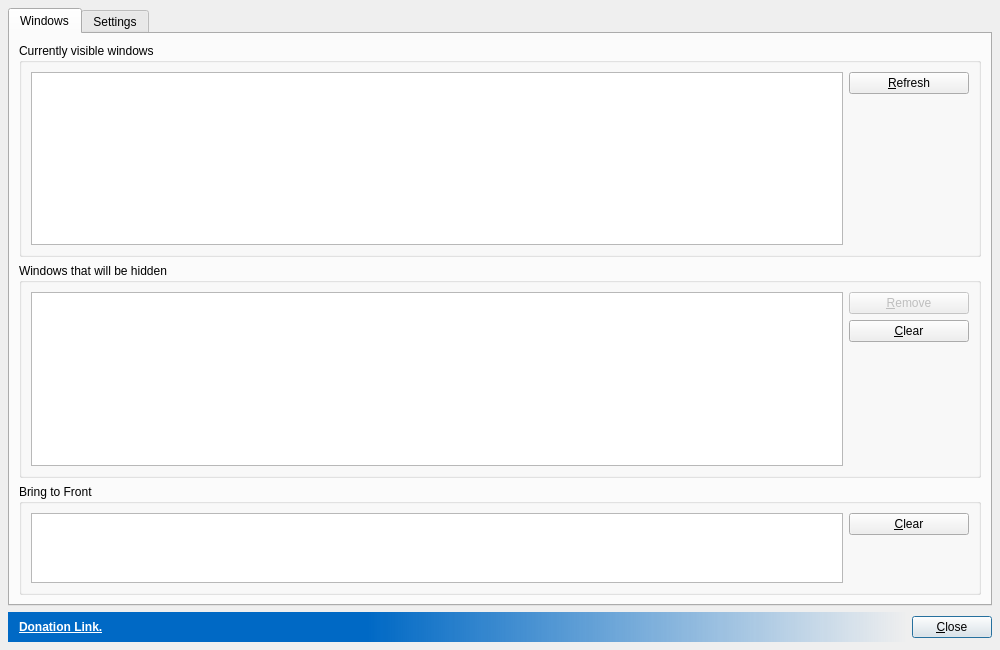
This is src/bosskeydialog.ui in solaristhesun/bosskey as Qt 5 draws it before an edit. The edited form follows.
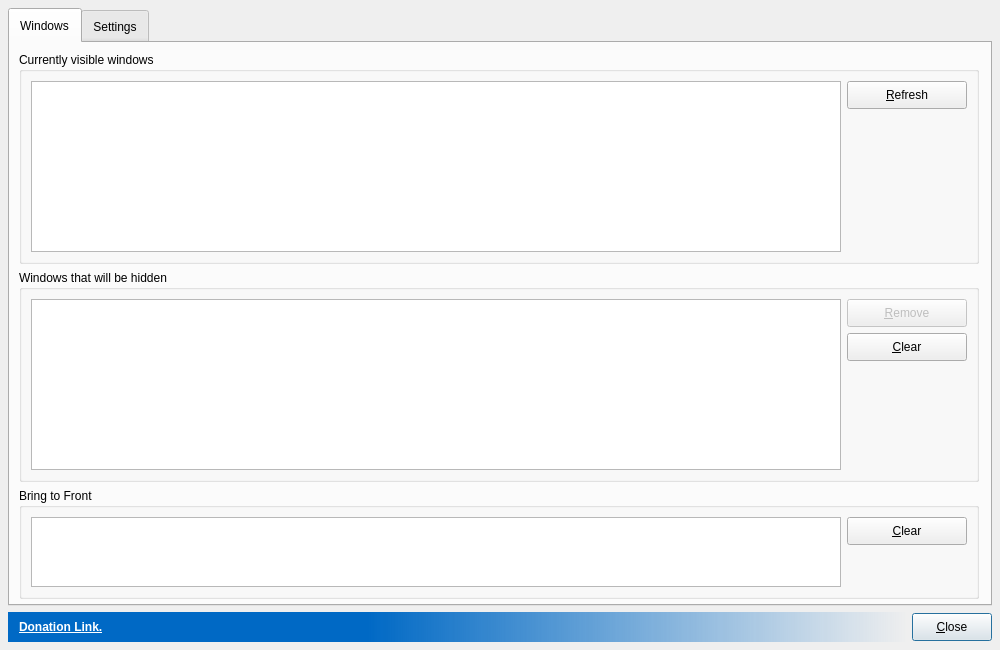
This is the edited form. Icons and pictures are not drawn. Custom widgets are drawn as their Qt base class.

Patch:
```diff
--- a/src/bosskeydialog.ui
+++ b/src/bosskeydialog.ui
@@ -17,6 +17,9 @@
    <iconset resource="../assets/bosskey.qrc">
     <normaloff>:/appicon/leader.svg</normaloff>:/appicon/leader.svg</iconset>
   </property>
+  <property name="styleSheet">
+   <string notr="true">QPushButton { height: 20px; }</string>
+  </property>
   <property name="sizeGripEnabled">
    <bool>false</bool>
   </property>
@@ -41,6 +44,9 @@
    </property>
    <item>
     <widget class="QTabWidget" name="tabWidget">
+     <property name="styleSheet">
+      <string notr="true">QTabBar::tab { height: 35px; }</string>
+     </property>
      <property name="tabPosition">
       <enum>QTabWidget::North</enum>
      </property>
@@ -58,13 +64,15 @@
       <attribute name="title">
        <string>Windows</string>
       </attribute>
-      <layout class="QVBoxLayout" name="verticalLayout_4">
-       <item>
-        <widget class="QSplitter" name="splitter">
-         <property name="orientation">
-          <enum>Qt::Horizontal</enum>
-         </property>
          <widget class="QWidget" name="layoutWidget">
+       <property name="geometry">
+        <rect>
+         <x>9</x>
+         <y>9</y>
+         <width>960</width>
+         <height>547</height>
+        </rect>
+       </property>
           <layout class="QVBoxLayout" name="verticalLayout_2">
            <item>
             <widget class="QGroupBox" name="groupBox_4">
@@ -380,10 +388,7 @@
           </layout>
          </widget>
         </widget>
-       </item>
-      </layout>
-     </widget>
-     <widget class="QWidget" name="tab_2">
+     <widget class="QWidget" name="settingsTab">
       <attribute name="icon">
        <iconset resource="../assets/bosskey.qrc">
         <normaloff>:/gear</normaloff>:/gear</iconset>
```
Left out of the diff: 164 changed lines with no effect on the pictures. Lines whose indentation alone changed are shown as unchanged.
